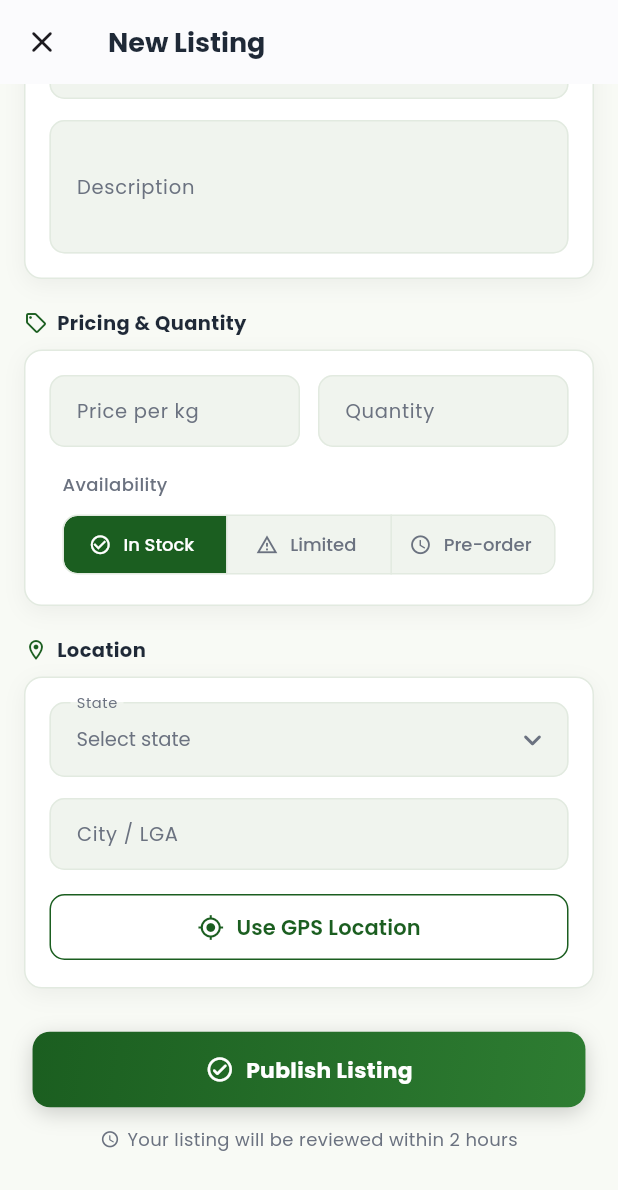
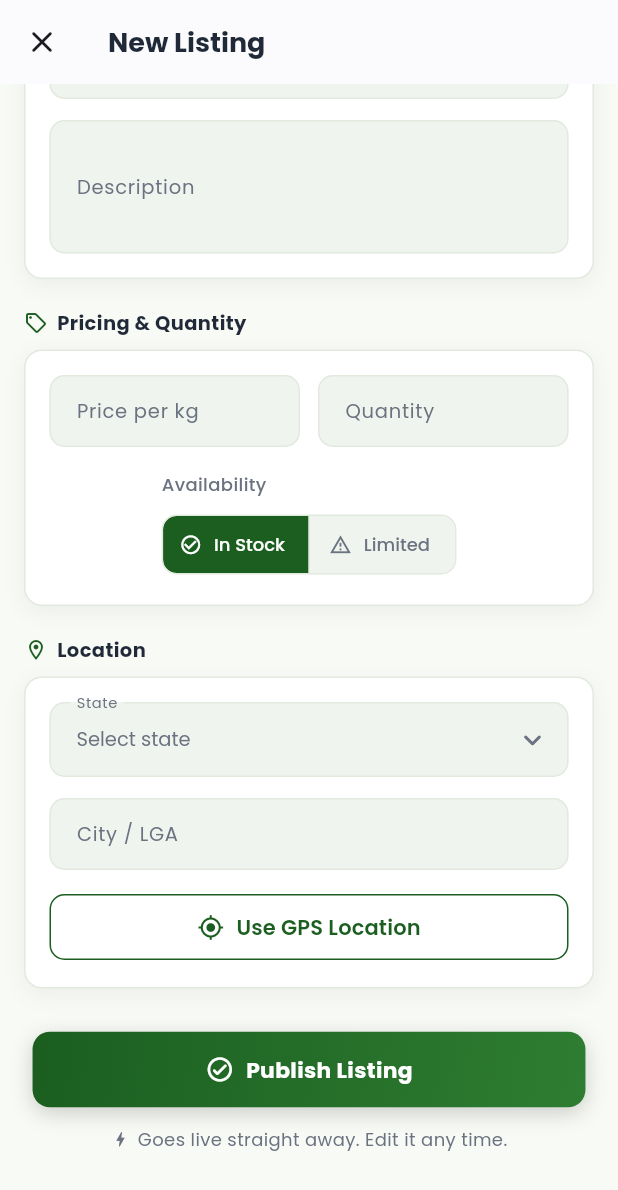
Before and after one commit to talk2yerima/smartagro_connect, a Flutter app: the AddProductScreen screen opened directly, scrolled down 338 dp, on a phone screen of 412 x 824 dp. Shown: the top 1190 px of the screen. Run offline on Flutter 3.47's test engine with Material 3 defaults, Android fonts, the phone set to English and light mode, and no system bars; drawn by our look-alikes of flutter_animate; our stand-ins replace cached_network_image, cloud_firestore, connectivity_plus, dio, equatable, firebase_analytics and 18 more; missing offline and left inert: dio_smart_retry, safe_device; accounts and stored records are empty.

Commit message:
Fix marketplace card layout and add-listing details found on device
- Price moves from the photo into the card body ("₦5,000 /kg" under
  the title); the larger pill collided with the stock badge.
- No dark shading over the no-photo placeholder (product hero) and a
  brand-green fade on featured cards, instead of a muddy grey band.
- Remove "Pre-order": stored as 'pre_order' but read back as in stock
  and sold like normal stock.
- "Your listing will be reviewed within 2 hours" was untrue (listings
  go live immediately); now "Goes live straight away. Edit it any time."
- Market summary: "Updated just now" (lower case).

Verified on a Redmi (Android 16).

Co-Authored-By: Claude Opus 5.5 <noreply@anthropic.com>

```diff
--- a/lib/features/market/commodity_market_screen.dart
+++ b/lib/features/market/commodity_market_screen.dart
@@ -598,7 +598,7 @@ class _MarketSummaryStrip extends StatelessWidget {
             _divider(),
             Expanded(
               child: Text(
-                'Updated ${_relTime()}',
+                'Updated ${_relTime().toLowerCase()}',
                 textAlign: TextAlign.end,
                 maxLines: 1,
                 overflow: TextOverflow.ellipsis,
--- a/lib/features/marketplace/add_product_screen.dart
+++ b/lib/features/marketplace/add_product_screen.dart
@@ -65,7 +65,9 @@ const _kNigerianStates = [
   'Zamfara',
 ];
 
-enum _Availability { inStock, limited, preOrder }
+// No pre-order: it was stored as 'pre_order' but read back as in stock
+// and sold like normal stock. Add it back as a real availability state.
+enum _Availability { inStock, limited }
 
 // ─── Card decoration helper ───────────────────────────────────────────────────
 
@@ -313,7 +315,6 @@ class _AddProductScreenState extends ConsumerState<AddProductScreen> {
         'verified': session?.verified ?? false,
         'availability': switch (_availability) {
           _Availability.limited => 'limited',
-          _Availability.preOrder => 'pre_order',
           _Availability.inStock => 'in_stock',
         },
         // No photo means no photo: listings used to get a random stock
@@ -702,13 +703,13 @@ class _AddProductScreenState extends ConsumerState<AddProductScreen> {
                 mainAxisAlignment: MainAxisAlignment.center,
                 children: [
                   const Icon(
-                    Icons.access_time_rounded,
+                    Icons.bolt_rounded,
                     size: 13,
                     color: AppColors.gray,
                   ),
                   const SizedBox(width: 5),
                   Text(
-                    'Your listing will be reviewed within 2 hours',
+                    'Goes live straight away. Edit it any time.',
                     style: GoogleFonts.poppins(
                       fontSize: 12,
                       color: AppColors.gray,
@@ -1106,11 +1107,6 @@ class _AvailabilitySegment extends StatelessWidget {
               label: Text('Limited'),
               icon: Icon(Icons.warning_amber_outlined, size: 15),
             ),
-            ButtonSegment(
-              value: _Availability.preOrder,
-              label: Text('Pre-order'),
-              icon: Icon(Icons.schedule_outlined, size: 15),
-            ),
           ],
         ),
       ],
--- a/lib/features/marketplace/product_detail_screen.dart
+++ b/lib/features/marketplace/product_detail_screen.dart
@@ -466,7 +466,9 @@ class _ProductDetailViewState extends ConsumerState<_ProductDetailView> {
                 fit: BoxFit.cover,
               ),
             ),
-            // Bottom gradient overlay
+            // Bottom shading is for photos only: over the plain no-photo
+            // placeholder it made a muddy grey band.
+            if (hasRealPhoto(p.imageUrl))
               Positioned(
                 left: 0,
                 right: 0,
```
Also changed, not shown: lib/features/marketplace/marketplace_screen.dart (+44 -32 lines). Lines whose indentation alone changed are shown as unchanged.
